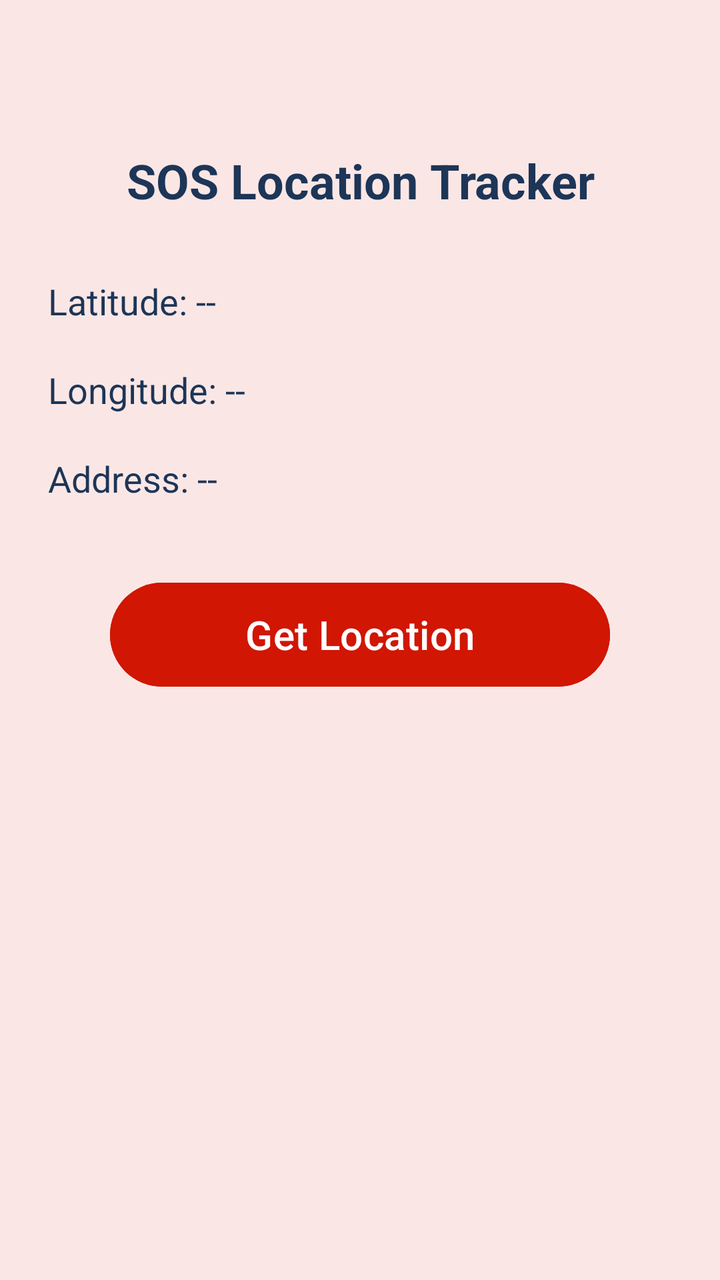
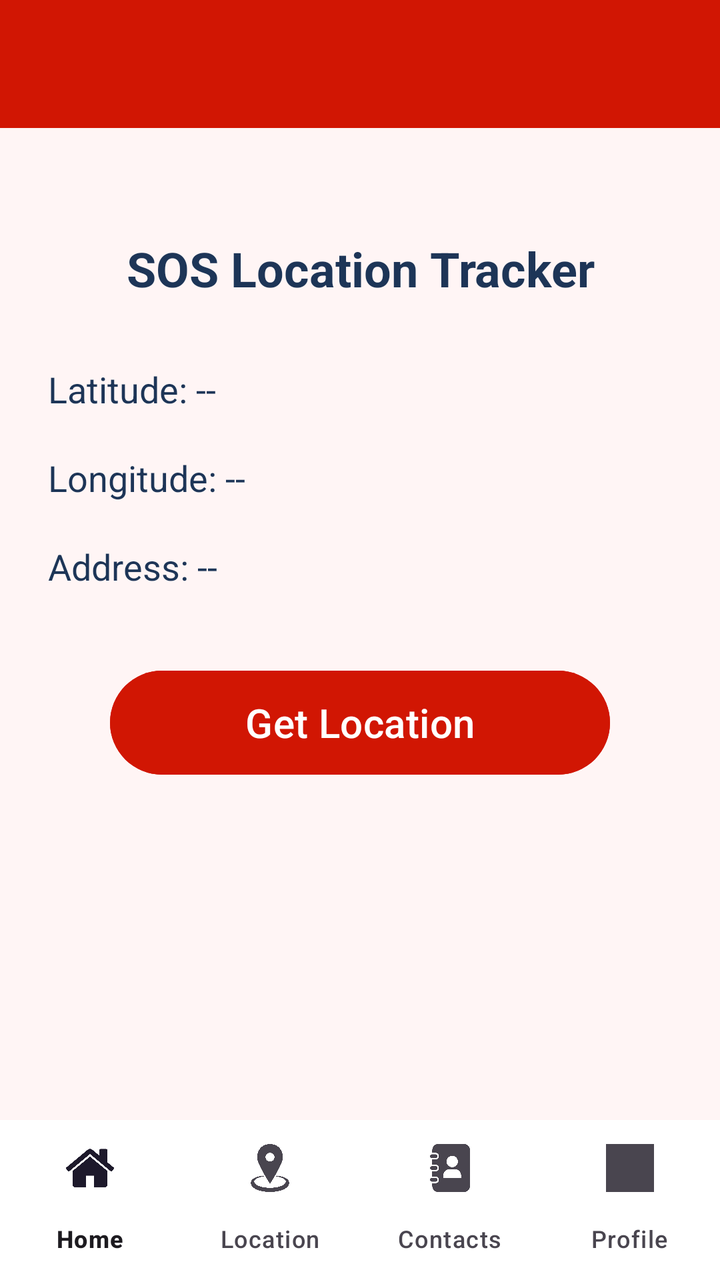

The first picture is an Android layout as it rendered before a commit; the second is the same layout after the commit. The layout source and the unified diff follow.
<!-- AndroidManifest.xml: application theme Theme.lifeguard -->
<!-- res/layout/activity_location.xml -->
<LinearLayout
    xmlns:android="http://schemas.android.com/apk/res/android"
    android:orientation="vertical"
    android:padding="24dp"
    android:layout_width="match_parent"
    android:layout_height="match_parent"
    android:background="#fae7e5">

    
    <TextView
        android:id="@+id/tvTitle"
        android:layout_width="match_parent"
        android:layout_height="wrap_content"
        android:layout_marginTop="50dp"
        android:text="SOS Location Tracker"
        android:textSize="24sp"
        android:textStyle="bold"
        android:gravity="center"
        android:textColor="#1D3557"/>





    
    <TextView
        android:id="@+id/tvLat"
        android:text="Latitude: --"
        android:textSize="18sp"
        android:textColor="#1D3557"
        android:layout_marginTop="32dp"
        android:layout_width="wrap_content"
        android:layout_height="wrap_content"/>

    
    <TextView
        android:id="@+id/tvLon"
        android:text="Longitude: --"
        android:textSize="18sp"
        android:textColor="#1D3557"
        android:layout_marginTop="20dp"
        android:layout_width="wrap_content"
        android:layout_height="wrap_content"/>

    
    <TextView
        android:id="@+id/tvAddr"
        android:text="Address: --"
        android:textSize="18sp"
        android:textColor="#1D3557"
        android:layout_marginTop="20dp"
        android:layout_width="wrap_content"
        android:layout_height="wrap_content"/>
    
    
    <ProgressBar
        android:id="@+id/progressBar"
        android:layout_marginTop="30dp"
        android:visibility="gone"
        android:layout_width="wrap_content"
        android:layout_height="wrap_content"
        android:layout_gravity="center"
        android:indeterminateTint="#1D3557"/>

    <Button
        android:id="@+id/btnGet"
        android:layout_width="250dp"
        android:layout_height="60dp"
        android:layout_marginTop="36dp"
        android:backgroundTint="#d11603"
        android:layout_gravity="center"
        android:text="Get Location"
        android:textAlignment="center"
        android:textColor="#FFFFFF"
        android:textSize="20sp" />

</LinearLayout>
<!-- resources referenced by this layout -->
<resources>
  <style name="Theme.lifeguard" parent="Base.Theme.lifeguard" />
  <style name="Base.Theme.lifeguard" parent="Theme.Material3.DayNight.NoActionBar">
          
          
      </style>
</resources>

<!-- the commit's change to res/layout/activity_location.xml (unified diff, before → after) -->
@@ -1,77 +1,101 @@
-<LinearLayout
+<?xml version="1.0" encoding="utf-8"?>
+<androidx.coordinatorlayout.widget.CoordinatorLayout
     xmlns:android="http://schemas.android.com/apk/res/android"
-    android:orientation="vertical"
-    android:padding="24dp"
+    xmlns:app="http://schemas.android.com/apk/res-auto"
     android:layout_width="match_parent"
     android:layout_height="match_parent"
-    android:background="#fae7e5">
+    android:background="#FFF5F5">
 
     
-    <TextView
-        android:id="@+id/tvTitle"
+    <com.google.android.material.appbar.MaterialToolbar
+        android:id="@+id/topAppBar"
+        android:layout_width="match_parent"
+        android:layout_height="?attr/actionBarSize"
+        android:background="#d11603"
+        android:title="Location Tracker"
+        android:titleTextColor="@android:color/white"/>
+
+    
+    <ScrollView
+        android:layout_width="match_parent"
+        android:layout_height="match_parent"
+        android:layout_marginTop="?attr/actionBarSize"
+        android:layout_marginBottom="56dp"
+        android:padding="24dp">
+
+        <LinearLayout
+            android:layout_width="match_parent"
+            android:layout_height="wrap_content"
+            android:orientation="vertical">
+
+            <TextView
+                android:id="@+id/tvTitle"
+                android:layout_width="match_parent"
+                android:layout_height="wrap_content"
+                android:layout_marginTop="30dp"
+                android:text="SOS Location Tracker"
+                android:textSize="24sp"
+                android:textStyle="bold"
+                android:gravity="center"
+                android:textColor="#1D3557"/>
+
+            <TextView
+                android:id="@+id/tvLat"
+                android:layout_width="wrap_content"
+                android:layout_height="wrap_content"
+                android:text="Latitude: --"
+                android:textSize="18sp"
+                android:textColor="#1D3557"
+                android:layout_marginTop="32dp"/>
+
+            <TextView
+                android:id="@+id/tvLon"
+                android:layout_width="wrap_content"
+                android:layout_height="wrap_content"
+                android:text="Longitude: --"
+                android:textSize="18sp"
+                android:textColor="#1D3557"
+                android:layout_marginTop="20dp"/>
+
+            <TextView
+                android:id="@+id/tvAddr"
+                android:layout_width="wrap_content"
+                android:layout_height="wrap_content"
+                android:text="Address: --"
+                android:textSize="18sp"
+                android:textColor="#1D3557"
+                android:layout_marginTop="20dp"/>
+
+            <ProgressBar
+                android:id="@+id/progressBar"
+                android:layout_width="wrap_content"
+                android:layout_height="wrap_content"
+                android:layout_marginTop="30dp"
+                android:layout_gravity="center"
+                android:visibility="gone"/>
+
+            <Button
+                android:id="@+id/btnGet"
+                android:layout_width="250dp"
+                android:layout_height="60dp"
+                android:layout_marginTop="36dp"
+                android:layout_gravity="center"
+                android:text="Get Location"
+                android:textColor="#FFFFFF"
+                android:textSize="20sp"
+                android:backgroundTint="#d11603"/>
+
+        </LinearLayout>
+    </ScrollView>
+
+    <com.google.android.material.bottomnavigation.BottomNavigationView
+        android:id="@+id/bottomNavigation"
         android:layout_width="match_parent"
         android:layout_height="wrap_content"
-        android:layout_marginTop="50dp"
-        android:text="SOS Location Tracker"
-        android:textSize="24sp"
-        android:textStyle="bold"
-        android:gravity="center"
-        android:textColor="#1D3557"/>
+        android:layout_gravity="bottom"
+        android:background="@android:color/white"
+        app:menu="@menu/bottom_nav_menu"
+        app:labelVisibilityMode="labeled"/>
 
 
-
-
-
-    
-    <TextView
-        android:id="@+id/tvLat"
-        android:text="Latitude: --"
-        android:textSize="18sp"
-        android:textColor="#1D3557"
-        android:layout_marginTop="32dp"
-        android:layout_width="wrap_content"
-        android:layout_height="wrap_content"/>
-
-    
-    <TextView
-        android:id="@+id/tvLon"
-        android:text="Longitude: --"
-        android:textSize="18sp"
-        android:textColor="#1D3557"
-        android:layout_marginTop="20dp"
-        android:layout_width="wrap_content"
-        android:layout_height="wrap_content"/>
-
-    
-    <TextView
-        android:id="@+id/tvAddr"
-        android:text="Address: --"
-        android:textSize="18sp"
-        android:textColor="#1D3557"
-        android:layout_marginTop="20dp"
-        android:layout_width="wrap_content"
-        android:layout_height="wrap_content"/>
-    
-    
-    <ProgressBar
-        android:id="@+id/progressBar"
-        android:layout_marginTop="30dp"
-        android:visibility="gone"
-        android:layout_width="wrap_content"
-        android:layout_height="wrap_content"
-        android:layout_gravity="center"
-        android:indeterminateTint="#1D3557"/>
-
-    <Button
-        android:id="@+id/btnGet"
-        android:layout_width="250dp"
-        android:layout_height="60dp"
-        android:layout_marginTop="36dp"
-        android:backgroundTint="#d11603"
-        android:layout_gravity="center"
-        android:text="Get Location"
-        android:textAlignment="center"
-        android:textColor="#FFFFFF"
-        android:textSize="20sp" />
-
-</LinearLayout>
+</androidx.coordinatorlayout.widget.CoordinatorLayout>
